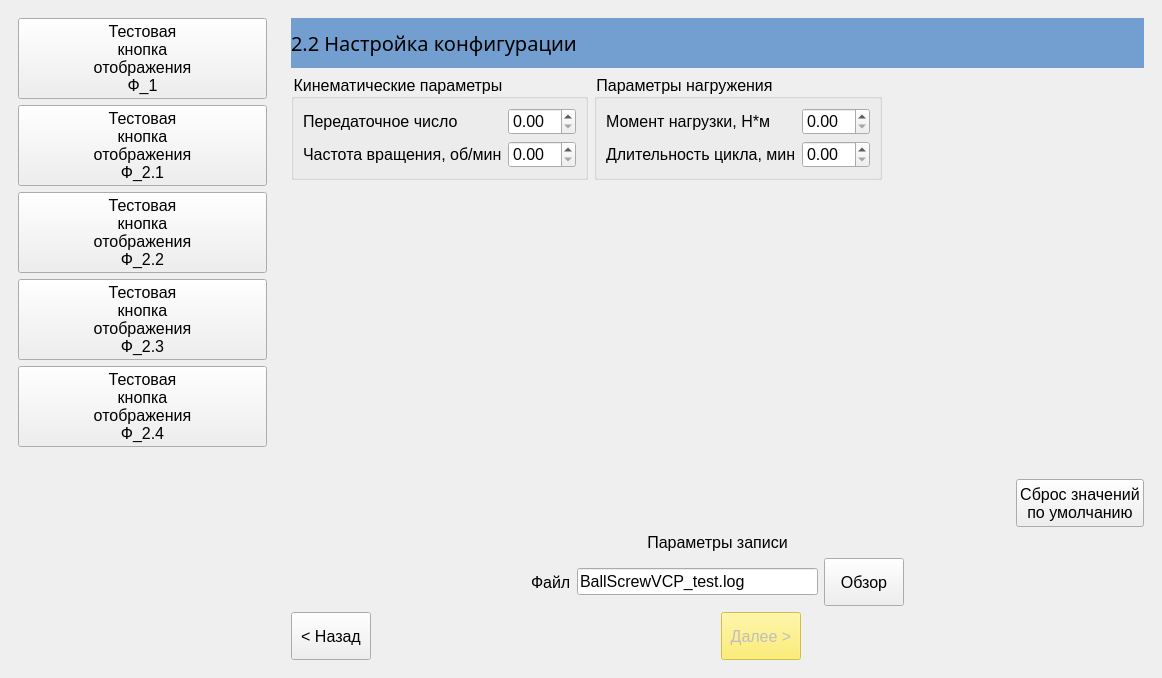
Qt form BallScrew.ui (Ornstein89/BallScrewControl_QtVCP) before a commit.
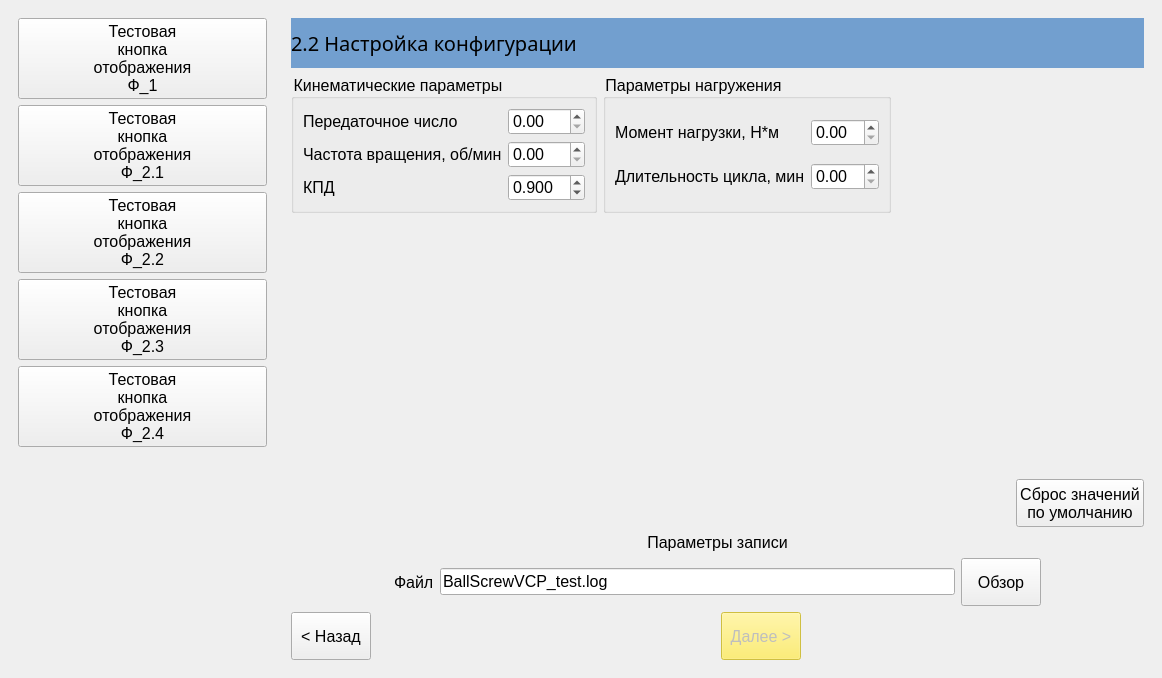
The same form after that commit. The open tabs and pages were chosen to show the change.

Commit message: Added EFFICIENCY on forms 2.2 and 3.2, also label on form 3.2 vLine

```diff
--- a/BallScrew.ui
+++ b/BallScrew.ui
@@ -77,7 +77,7 @@
         </widget>
        </item>
        <item>
-        <layout class="QHBoxLayout" name="horizontalLayout_8">
+        <layout class="QHBoxLayout" name="horizontalLayout_8" stretch="1,0,5,0,1">
          <item>
           <spacer name="horizontalSpacer">
            <property name="orientation">
@@ -301,7 +301,7 @@
        <enum>QFrame::NoFrame</enum>
       </property>
       <property name="currentIndex">
-       <number>1</number>
+       <number>2</number>
       </property>
       <widget class="QWidget" name="page1">
        <layout class="QGridLayout" name="gridLayout_2">
@@ -682,9 +682,6 @@
            <string>Кинематические параметры</string>
           </property>
           <layout class="QGridLayout" name="gridLayout_8">
-           <item row="1" column="1">
-            <widget class="QDoubleSpinBox" name="spnNom_Vel22"/>
-           </item>
            <item row="0" column="1">
             <widget class="QDoubleSpinBox" name="spnGear22"/>
            </item>
@@ -702,6 +699,29 @@
              </property>
             </widget>
            </item>
+           <item row="1" column="1">
+            <widget class="QDoubleSpinBox" name="spnNom_Vel22"/>
+           </item>
+           <item row="2" column="0">
+            <widget class="QLabel" name="label_25">
+             <property name="text">
+              <string>КПД</string>
+             </property>
+            </widget>
+           </item>
+           <item row="2" column="1">
+            <widget class="QDoubleSpinBox" name="spnEfficiency22">
+             <property name="decimals">
+              <number>3</number>
+             </property>
+             <property name="singleStep">
+              <double>0.050000000000000</double>
+             </property>
+             <property name="value">
+              <double>0.900000000000000</double>
+             </property>
+            </widget>
+           </item>
           </layout>
          </widget>
         </item>
```
The commit also changes 7 other files.
